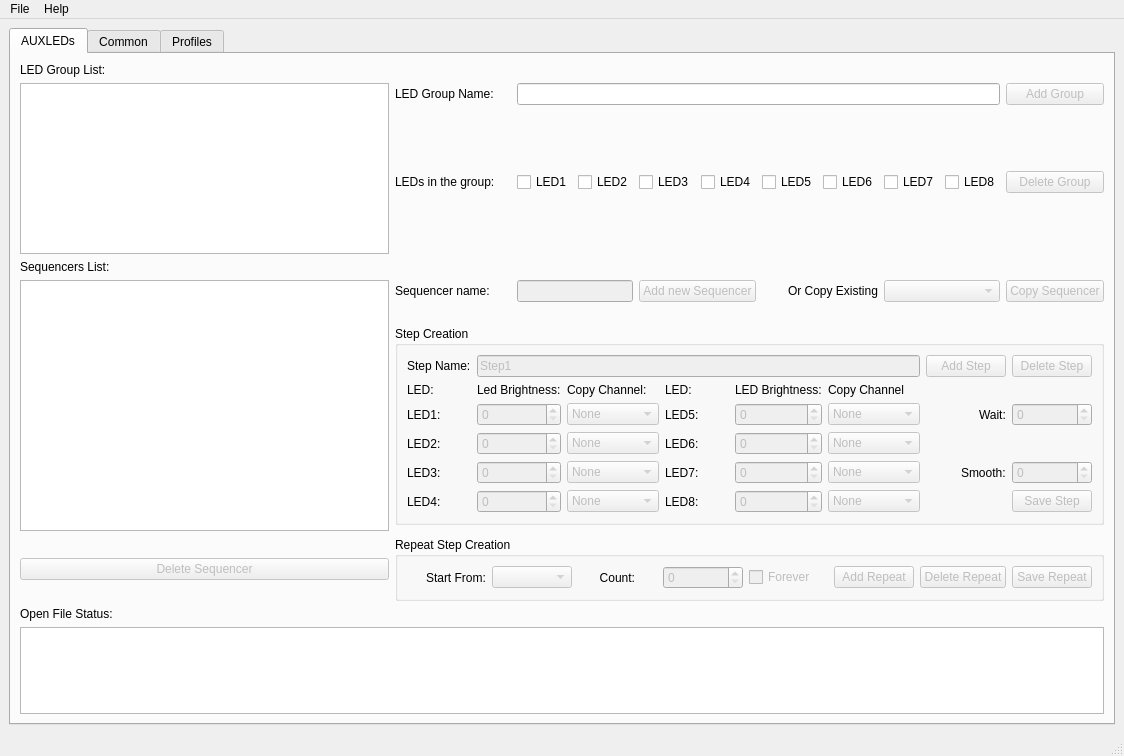
Qt form Design.ui (raptorbox01/profileeditor) before a commit.
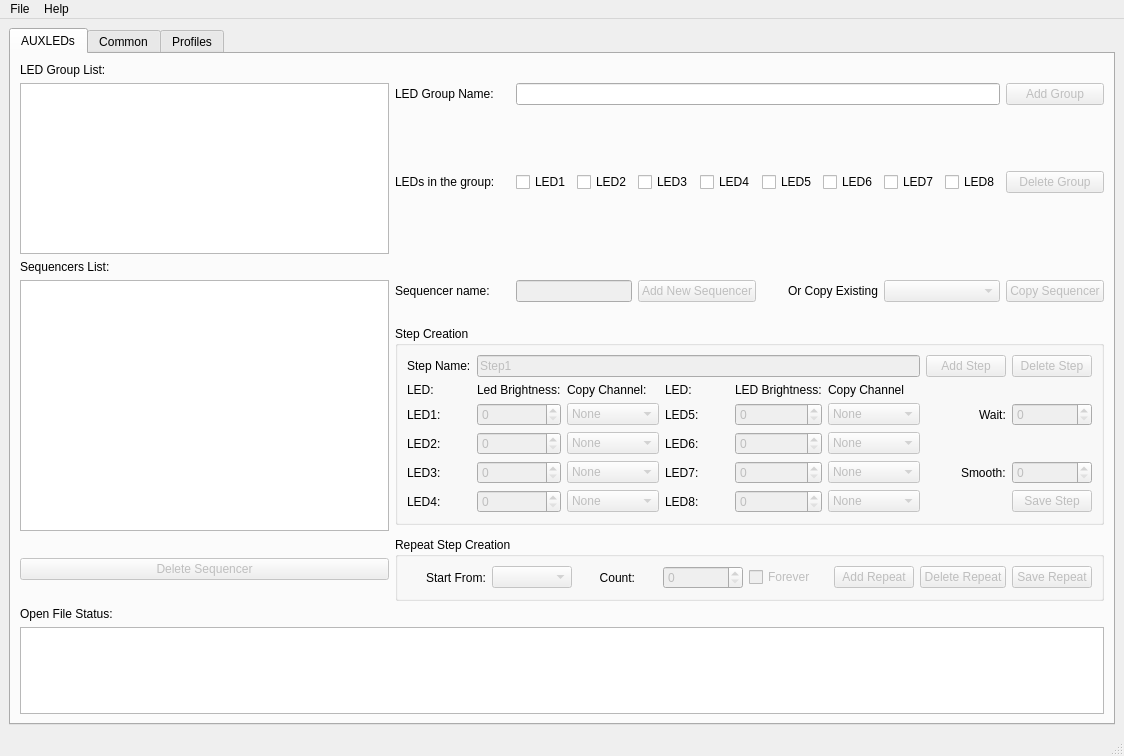
The same form after that commit.

```diff
--- a/Design.ui
+++ b/Design.ui
@@ -58,7 +58,7 @@
            <bool>false</bool>
           </property>
           <property name="text">
-           <string>Add new Sequencer</string>
+           <string>Add New Sequencer</string>
           </property>
           <property name="autoDefault">
            <bool>true</bool>
```
